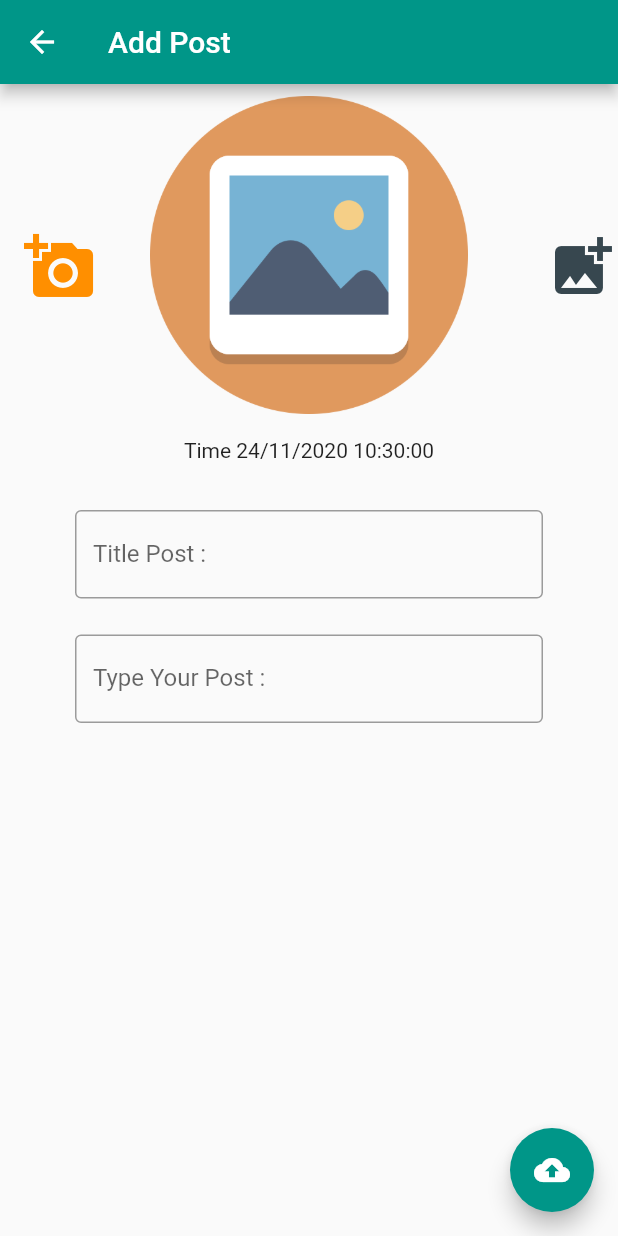
After one commit to AumAim002/KbGiffarine, a Flutter app: the AddPost screen opened directly, after a tap on the "add a photo" icon, on a phone screen of 412 x 824 dp. The commit adds this screen. Run offline on Flutter 3.47's test engine with Material 2 defaults, Android fonts, the phone set to English and light mode, and no system bars; our stand-ins replace cloud_firestore, firebase_auth, firebase_core, google_fonts, google_maps_flutter, image_picker and 1 more; accounts and stored records are empty.

Commit message:
Finish 24Nov

```diff
--- /dev/null
+++ b/lib/state/add_post.dart
@@ -0,0 +1,182 @@
+import 'dart:io';
+import 'dart:math';
+
+import 'package:firebase_auth/firebase_auth.dart';
+import 'package:firebase_core/firebase_core.dart';
+import 'package:flutter/material.dart';
+import 'package:image_picker/image_picker.dart';
+import 'package:intl/intl.dart';
+import 'package:kbgiffarine/utility/normal_dialog.dart';
+
+class AddPost extends StatefulWidget {
+  @override
+  _AddPostState createState() => _AddPostState();
+}
+
+class _AddPostState extends State<AddPost> {
+  File file;
+  String timePost, titlePost, detailPost, urlImage, uidPost;
+  bool statusProcess = true; //true => not show Process
+
+  @override
+  void initState() {
+    // TODO: implement initState
+    super.initState();
+    findTime();
+  }
+
+  Future<Null> findTime() async {
+    DateTime dateTime = DateTime.now();
+    print('dateTime ==>> $dateTime');
+
+    print('timePost ==>> $timePost');
+
+    setState(() {
+      timePost = DateFormat('dd/MM/yyyy HH:mm:ss').format(dateTime);
+    });
+  }
+
+  @override
+  Widget build(BuildContext context) {
+    return Scaffold(
+      floatingActionButton: buildFloatingActionButton(context),
+      appBar: AppBar(
+        title: Text('Add Post'),
+      ),
+      body: SingleChildScrollView(
+        child: Column(
+          children: [
+            buildImage(context),
+            buildText(),
+            buildPostTitle(context),
+            buildPostDetail(context),
+            Container(
+              margin: EdgeInsets.only(top: 16),
+              child: statusProcess ? SizedBox() : CircularProgressIndicator(),
+            )
+          ],
+        ),
+      ),
+    );
+  }
+
+  FloatingActionButton buildFloatingActionButton(BuildContext context) {
+    return FloatingActionButton(
+      onPressed: () {
+        if (file == null) {
+          normalDialog(
+              context, 'NoImage ?? Choose Image by Click Camera or Gallery');
+        } else if (titlePost == null ||
+            titlePost.isEmpty ||
+            detailPost == null ||
+            detailPost.isEmpty) {
+          normalDialog(context, 'Have Space ? Please Fill Every Blank');
+        } else {
+          setState(() {
+            statusProcess = false;
+            uploadAndInsertData();
+          });
+        }
+      },
+      child: Icon(Icons.cloud_upload),
+    );
+  }
+
+  Widget buildText() => Padding(
+        padding: const EdgeInsets.all(8.0),
+        child: Text(timePost == null ? 'Time' : 'Time $timePost'),
+      );
+
+  Container buildPostDetail(BuildContext context) {
+    return Container(
+      margin: EdgeInsets.only(top: 24),
+      width: MediaQuery.of(context).size.width - 100,
+      child: TextField(
+        onChanged: (value) => detailPost = value.trim(),
+        decoration: InputDecoration(
+          labelText: 'Type Your Post :',
+          border: OutlineInputBorder(),
+        ),
+      ),
+    );
+  }
+
+  Container buildPostTitle(BuildContext context) {
+    return Container(
+      margin: EdgeInsets.only(top: 24),
+      width: MediaQuery.of(context).size.width - 100,
+      child: TextField(
+        onChanged: (value) => titlePost = value.trim(),
+        decoration: InputDecoration(
+          labelText: 'Title Post :',
+          border: OutlineInputBorder(),
+        ),
+      ),
+    );
+  }
+
+  Future<Null> chooseImage(ImageSource source) async {
+    try {
+      //var result = await ImagePicker().getImage(
+      await ImagePicker()
+          .getImage(
+        source: source,
+        maxWidth: 800,
+        maxHeight: 800,
+      )
+          .then((value) {
+        file = File(value.path);
+        findTime();
+      });
+    } catch (e) {}
+  }
+
+  Padding buildImage(BuildContext context) {
+    return Padding(
+      padding: const EdgeInsets.all(8.0),
+      child: Row(
+        mainAxisAlignment: MainAxisAlignment.spaceBetween,
+        children: [
+          IconButton(
+              icon: Icon(
+                Icons.add_a_photo,
+                size: 48,
+                color: Colors.amber.shade800,
+              ),
+              onPressed: () {
+                chooseImage(ImageSource.camera);
+              }),
+          Container(
+            width: MediaQuery.of(context).size.width -
+                200, //ความกว้างจอ ลบ ด้วยไอคอนกล้อง
+            height: MediaQuery.of(context).size.width - 200,
+            child: file == null
+                ? Image.asset('images/image.png')
+                : Image.file(file),
+          ),
+          IconButton(
+              icon: Icon(
+                Icons.add_photo_alternate,
+                size: 48,
+                color: Colors.blueGrey.shade800,
+              ),
+              onPressed: () {
+                chooseImage(ImageSource.gallery);
+              }),
+        ],
+      ),
+    );
+  }
+
+  Future<Null> uploadAndInsertData() async {
+    await Firebase.initializeApp().then((value) async {
+      await FirebaseAuth.instance.authStateChanges().listen((event) {
+        String uid = event.uid;
+        print('uid ===>>> $uid');
+        int i = Random().nextInt(1000000);
+        String nameFile = '$uid$i.jpg';
+        print('nameFile ==>> $nameFile');
+      });
+    });
+  }
+}
--- a/pubspec.yaml
+++ b/pubspec.yaml
@@ -35,6 +35,8 @@ dependencies:
   firebase_auth: ^0.18.3
   cloud_firestore: ^0.14.3
   firebase_storage: ^5.0.1
+  image_picker: ^0.6.7+14
+  intl: ^0.16.1
 
 dev_dependencies:
   flutter_test:
```
Also changed, not shown: lib/state/my_service.dart (+13 -2 lines), lib/state/show_list_post.dart (+9 -2 lines), images/image.png (added), pubspec.lock.
